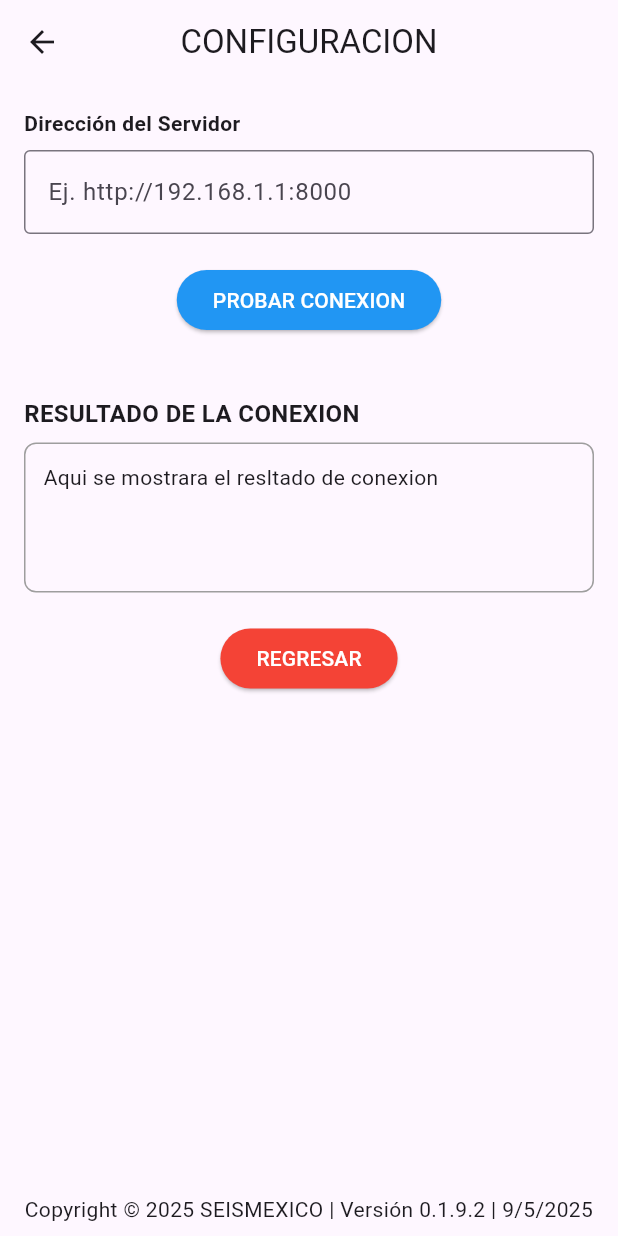
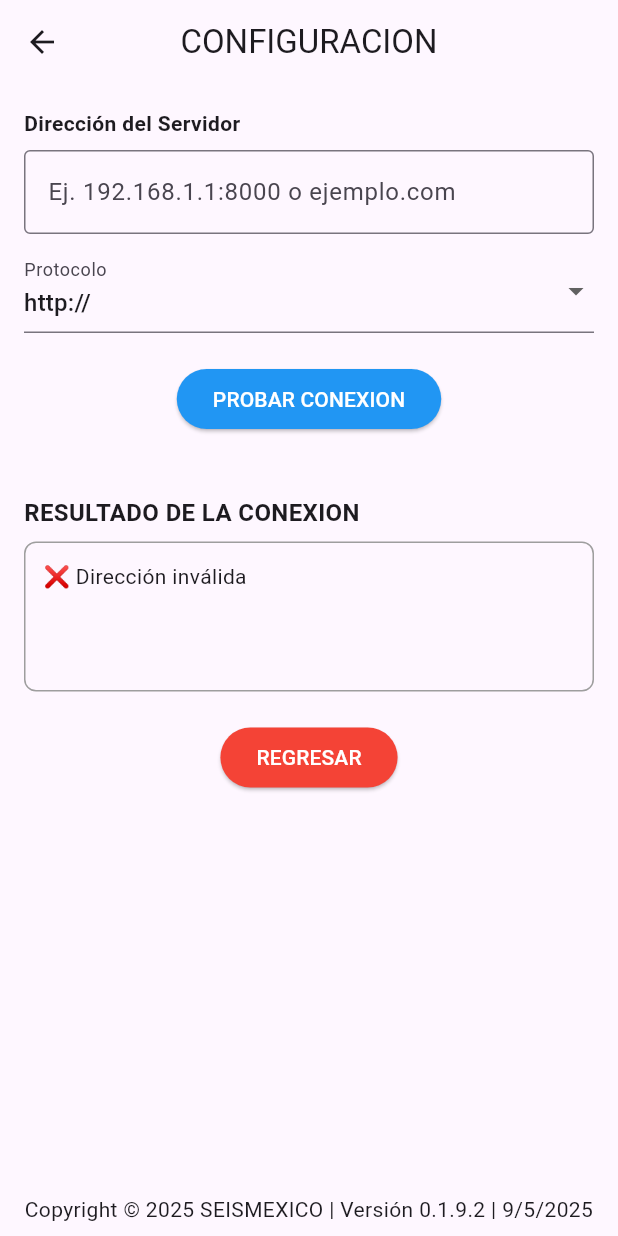
Before and after one commit to angelcruz24/Asistencia, a Flutter app: the Configuracion screen opened directly, after a tap on "PROBAR CONEXION", on a phone screen of 412 x 824 dp. Run offline on Flutter 3.47's test engine with Material 3 defaults, Android fonts, the phone set to English and light mode, and no system bars; our stand-ins replace awesome_dialog.

Commit message:
Conexion config
Se hizo la configuración para probar que la conexión hacia otro servidor funcione

```diff
--- a/app/flutter_application_asistencia/lib/src/Controllers/configuracioncontroller.dart
+++ b/app/flutter_application_asistencia/lib/src/Controllers/configuracioncontroller.dart
@@ -0,0 +1,43 @@
+import 'package:flutter/material.dart';
+import 'package:http/http.dart' as http;
+
+class ConfiguracionController {
+  final TextEditingController direccionController = TextEditingController();
+  String protocolo = 'http';
+  final ValueNotifier<String> mensajeConexion = ValueNotifier('');
+
+  bool validarDireccion(String direccion) {
+    final ipRegExp = RegExp(r'^(\d{1,3}\.){3}\d{1,3}(:\d+)?$');
+    final domainRegExp = RegExp(r'^([a-zA-Z0-9-]+\.)+[a-zA-Z]{2,}(:\d+)?$');
+    return ipRegExp.hasMatch(direccion) || domainRegExp.hasMatch(direccion);
+  }
+
+  Future<void> probarConexion() async {
+    final direccion = direccionController.text.trim();
+
+    if (!validarDireccion(direccion)) {
+      mensajeConexion.value = '❌ Dirección inválida';
+      return;
+    }
+
+    mensajeConexion.value = 'Conectando...';
+
+    try {
+      final uri = Uri.parse('$protocolo://$direccion');
+      final response = await http.get(uri).timeout(const Duration(seconds: 5));
+
+      if (response.statusCode == 200) {
+        mensajeConexion.value = '✅ Conexión exitosa';
+      } else {
+        mensajeConexion.value = '⚠ Error: código ${response.statusCode}';
+      }
+    } catch (e) {
+      mensajeConexion.value = '❌ No se pudo conectar: $e';
+    }
+  }
+
+  void dispose() {
+    direccionController.dispose();
+    mensajeConexion.dispose();
+  }
+}
--- a/app/flutter_application_asistencia/lib/src/views/configuracion.dart
+++ b/app/flutter_application_asistencia/lib/src/views/configuracion.dart
@@ -1,10 +1,24 @@
 import 'package:flutter/material.dart';
+import 'package:flutter_application_asistencia/src/Controllers/configuracioncontroller.dart';
 import 'package:flutter_application_asistencia/src/temas/botones.dart';
 import 'package:flutter_application_asistencia/src/temas/piedepagina.dart';
 import 'package:flutter_application_asistencia/src/views/login.dart';
 
-class Configuracion extends StatelessWidget {
+class Configuracion extends StatefulWidget {
   const Configuracion({super.key});
+
+  @override
+  State<Configuracion> createState() => _ConfiguracionState();
+}
+
+class _ConfiguracionState extends State<Configuracion> {
+  final ConfiguracionController controlador = ConfiguracionController();
+
+  @override
+  void dispose() {
+    controlador.dispose();
+    super.dispose();
+  }
 
   @override
   Widget build(BuildContext context) {
@@ -39,19 +53,34 @@ class Configuracion extends StatelessWidget {
   }
 
   Widget direccionservidor() {
-    return const Column(
+    return Column(
       crossAxisAlignment: CrossAxisAlignment.start,
       children: [
-        Text(
+        const Text(
           'Dirección del Servidor',
           style: TextStyle(fontWeight: FontWeight.bold),
         ),
-        SizedBox(height: 8),
+        const SizedBox(height: 8),
         TextField(
-          decoration: InputDecoration(
+          controller: controlador.direccionController,
+          decoration: const InputDecoration(
             border: OutlineInputBorder(),
-            hintText: 'Ej. http://192.168.1.1:8000',
+            hintText: 'Ej. 192.168.1.1:8000 o ejemplo.com',
           ),
+        ),
+        const SizedBox(height: 10),
+        DropdownButtonFormField<String>(
+          value: controlador.protocolo,
+          decoration: const InputDecoration(labelText: 'Protocolo'),
+          items: const [
+            DropdownMenuItem(value: 'http', child: Text('http://')),
+            DropdownMenuItem(value: 'https', child: Text('https://')),
+          ],
+          onChanged: (value) {
+            setState(() {
+              controlador.protocolo = value!;
+            });
+          },
         ),
       ],
     );
@@ -60,7 +89,10 @@ class Configuracion extends StatelessWidget {
   Widget botonconexion() {
     return Estilosbotones.btnprimary(
       "PROBAR CONEXION",
-      () {},
+      () async {
+        await controlador.probarConexion();
+        setState(() {}); // Refresca el resultado
+      },
     );
   }
 
@@ -74,15 +106,18 @@ class Configuracion extends StatelessWidget {
         ),
         const SizedBox(height: 8),
         Container(
-        height: 100, // Aumenta la altura del campo
+          height: 100,
           padding: const EdgeInsets.all(12),
           decoration: BoxDecoration(
             border: Border.all(color: Colors.grey),
             borderRadius: BorderRadius.circular(8),
           ),
-        child: const Align(
+          child: Align(
             alignment: Alignment.topLeft,
-          child: Text('Aqui se mostrara el resltado de conexion'), // Espacio para el resultado
+            child: Text(
+              controlador.mensajeConexion.value,
+              style: const TextStyle(fontSize: 14),
+            ),
           ),
         ),
       ],
```
Lines whose indentation alone changed are shown as unchanged.
